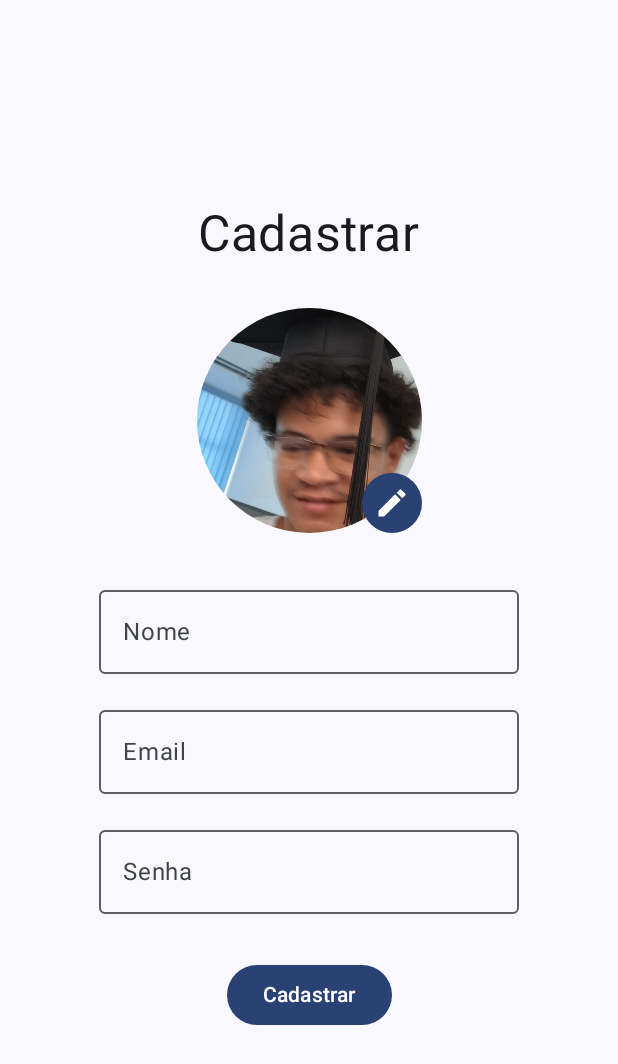
After one commit to Gabrielgalhiardo/Class-diary-app, an Android app built with Jetpack Compose: the composable CadastroScreen shown on its own in the app's theme, on a phone screen of 412 x 824 dp. The commit adds this screen. Shown: the top 1064 px of the screen. Run offline under Robolectric (Android 15) with nearby library versions, the phone set to English and light mode, and no system bars.

Commit message:
feat: adding cadastro

```diff
--- a/app/build.gradle.kts
+++ b/app/build.gradle.kts
@@ -41,6 +41,7 @@ android {
 
 dependencies {
 
+    implementation("androidx.lifecycle:lifecycle-viewmodel-compose:2.8.7")
     implementation(libs.androidx.material.icons.extended)
     implementation(libs.androidx.core.ktx)
     implementation(libs.androidx.lifecycle.runtime.ktx)
--- a/app/src/main/java/com/example/classdiary/MainActivity.kt
+++ b/app/src/main/java/com/example/classdiary/MainActivity.kt
@@ -283,7 +283,7 @@ fun StudentCard(
             StudentDetailsButton(
                 modifier = modifier
                     .weight(0.5f)
-                    .wrapContentSize(align = Alignment.BottomCenter),
+                    .wrapContentSize(align = Alignment.CenterEnd),
                 expanded = expanded,
                 onClick = { expanded = !expanded})
 
--- /dev/null
+++ b/app/src/main/java/com/example/classdiary/ui/cadastro/CadastroScreen.kt
@@ -0,0 +1,173 @@
+package com.example.classdiary.ui.cadastro
+
+// Imports para Layout e Componentes
+import androidx.compose.foundation.Image
+import androidx.compose.foundation.background
+import androidx.compose.foundation.clickable
+import androidx.compose.foundation.layout.Arrangement
+import androidx.compose.foundation.layout.Box
+import androidx.compose.foundation.layout.Column
+import androidx.compose.foundation.layout.Spacer
+import androidx.compose.foundation.layout.fillMaxSize
+import androidx.compose.foundation.layout.height
+import androidx.compose.foundation.layout.padding
+import androidx.compose.foundation.layout.size
+import androidx.compose.foundation.shape.CircleShape
+import androidx.compose.material.icons.Icons
+import androidx.compose.material.icons.filled.Edit
+import androidx.compose.material3.Button
+import androidx.compose.material3.Icon
+import androidx.compose.material3.MaterialTheme
+import androidx.compose.material3.OutlinedTextField
+import androidx.compose.material3.Text
+import androidx.compose.runtime.Composable
+import androidx.compose.runtime.collectAsState
+import androidx.compose.runtime.getValue
+import androidx.compose.ui.Alignment
+import androidx.compose.ui.Modifier
+import androidx.compose.ui.draw.clip
+import androidx.compose.ui.graphics.Color
+import androidx.compose.ui.layout.ContentScale
+import androidx.compose.ui.res.painterResource
+import androidx.compose.ui.tooling.preview.Preview
+import androidx.compose.ui.unit.dp
+import androidx.compose.ui.unit.sp
+import androidx.lifecycle.viewmodel.compose.viewModel
+import com.example.classdiary.R // Lembre-se de importar o R do seu projeto
+
+@Composable
+fun CadastroScreen(cadastroViewModel: CadastroViewModel = viewModel()) {
+    val cadastroUIState by cadastroViewModel.uiState.collectAsState()
+
+    Column(
+        modifier = Modifier.fillMaxSize(),
+        verticalArrangement = Arrangement.Center,
+        horizontalAlignment = Alignment.CenterHorizontally
+    ) {
+        Text(
+            fontSize = 33.sp,
+            text = "Cadastrar"
+        )
+        Spacer(Modifier.height(30.dp))
+
+        // Chamada para o componente da Foto com o ícone de edição
+        Foto(
+            onEditClick = {
+                // Lógica para quando o usuário clicar em editar a foto
+                println("Clicou para editar a foto!")
+            }
+        )
+        Spacer(Modifier.height(30.dp))
+
+        // Campos de Texto
+        CampoTexto(
+            value = cadastroViewModel.nome,
+            onValueChange = { cadastroViewModel.mudarTextoNome(it) },
+            isError = cadastroUIState.nomeInvalido,
+            label = cadastroUIState.labelNome
+        )
+        Spacer(Modifier.height(16.dp))
+
+        CampoTexto(
+            value = cadastroViewModel.email,
+            onValueChange = { cadastroViewModel.mudarTextoEmail(it) },
+            isError = cadastroUIState.emailInvalido,
+            label = cadastroUIState.labelEmail
+        )
+        Spacer(Modifier.height(16.dp))
+
+        CampoTexto(
+            value = cadastroViewModel.senha,
+            onValueChange = { cadastroViewModel.mudarTextoSenha(it) },
+            isError = cadastroUIState.senhaInvalida,
+            label = cadastroUIState.labelSenha
+        )
+        Spacer(Modifier.height(30.dp))
+
+        // Botão de Cadastro
+        BotaoCadastrar(
+            onClick = {
+                cadastroViewModel.cadastrar()
+            }
+        )
+
+        // Mensagem de sucesso
+        if (cadastroUIState.cadastroSucesso) {
+            Spacer(Modifier.height(16.dp))
+            Text("Cadastro realizado com sucesso!")
+        }
+    }
+}
+
+@Composable
+fun Foto(
+    modifier: Modifier = Modifier,
+    onEditClick: () -> Unit
+) {
+    Box(modifier = modifier) {
+        // Camada 1: A Imagem de Perfil
+        Image(
+            painter = painterResource(R.drawable.eric), // Sua imagem de exemplo
+            contentDescription = "Foto de perfil",
+            contentScale = ContentScale.Crop,
+            modifier = Modifier
+                .size(150.dp)
+                .clip(CircleShape)
+        )
+
+        // Camada 2: O Ícone de Edição
+        Icon(
+            imageVector = Icons.Filled.Edit,
+            contentDescription = "Editar foto",
+            tint = Color.White,
+            modifier = Modifier
+                .align(Alignment.BottomEnd) // Alinha no canto inferior direito
+                .background(MaterialTheme.colorScheme.primary, CircleShape) // Fundo circular
+                .clip(CircleShape)
+                .clickable { onEditClick() } // Ação de clique
+                .padding(8.dp) // Espaçamento interno (dentro do círculo)
+                .size(24.dp)
+        )
+    }
+}
+
+@Composable
+fun CampoTexto(
+    value: String = "",
+    onValueChange: (String) -> Unit,
+    label: String = "",
+    isError: Boolean = false,
+    modifier: Modifier = Modifier
+) {
+    OutlinedTextField(
+        value = value,
+        onValueChange = onValueChange,
+        label = {
+            Text(text = label)
+        },
+        isError = isError,
+        singleLine = true,
+        modifier = modifier
+    )
+}
+
+@Composable
+fun BotaoCadastrar(
+    onClick: () -> Unit,
+    modifier: Modifier = Modifier
+) {
+    Button(
+        onClick = onClick,
+        modifier = modifier
+    ) {
+        Text(
+            text = "Cadastrar"
+        )
+    }
+}
+
+@Composable
+@Preview(showSystemUi = true)
+fun PreviewCadastroScreen() {
+    CadastroScreen()
+}
--- /dev/null
+++ b/app/src/main/java/com/example/classdiary/ui/cadastro/CadastroUIState.kt
@@ -0,0 +1,17 @@
+package com.example.classdiary.ui.cadastro
+
+data class CadastroUIState (
+    val emailInvalido: Boolean = false,
+    val senhaInvalida: Boolean = false,
+    val nomeInvalido: Boolean = false,
+    val fotoInvalida: Boolean = false,
+    val cadastroSucesso: Boolean = false,
+
+    val labelNome:String = "Nome",
+    val labelEmail:String = "Email",
+    val labelSenha:String = "Senha",
+    val labelFoto:String = "Foto",
+
+
+
+    )
--- /dev/null
+++ b/app/src/main/java/com/example/classdiary/ui/cadastro/CadastroViewModel.kt
@@ -0,0 +1,73 @@
+package com.example.classdiary.ui.cadastro
+
+import androidx.compose.runtime.getValue
+import androidx.compose.runtime.mutableStateOf
+import androidx.compose.runtime.setValue
+import androidx.lifecycle.ViewModel
+import kotlinx.coroutines.flow.MutableStateFlow
+import kotlinx.coroutines.flow.StateFlow
+import kotlinx.coroutines.flow.asStateFlow
+import kotlinx.coroutines.flow.update
+
+class CadastroViewModel: ViewModel(){
+
+    private val _uiState = MutableStateFlow(CadastroUIState())
+    val uiState: StateFlow<CadastroUIState> = _uiState.asStateFlow()
+
+
+    var email by mutableStateOf("")
+        private set
+
+    var senha by mutableStateOf("")
+        private set
+
+    var nome by mutableStateOf("")
+        private set
+
+    var caminhoFoto by mutableStateOf("")
+        private set
+
+    fun mudarTextoEmail(textoEmail: String) {
+        email = textoEmail
+        reset()
+    }
+    fun mudarTextoSenha(textoSenha: String) {
+        senha = textoSenha
+        reset()
+    }
+
+    fun mudarTextoNome(textoNome: String) {
+        nome = textoNome
+        reset()
+    }
+
+
+    fun mudarTextoFoto(textoFoto: String) {
+        caminhoFoto = textoFoto
+        reset()
+    }
+
+
+    fun cadastrar() {
+        if (!(email.contains("@gmail.com")) || email.isEmpty() || senha.isEmpty() || nome.isEmpty() || caminhoFoto.isEmpty()) {
+            _uiState.update { currentState ->
+                currentState.copy(cadastroSucesso = false)
+            }
+        }
+        else{
+            _uiState.update { currentState ->
+                currentState.copy(cadastroSucesso = true )
+            }
+        }
+    }
+
+
+    fun reset(){
+        _uiState.update { currentState ->
+            currentState.copy(
+                emailInvalido = false,
+                cadastroSucesso = false
+            )
+        }
+    }
+}
```
Also changed, not shown: app/src/main/java/com/example/classdiary/ui/login/LoginScreen.kt (added, +102 -0 lines), app/src/main/java/com/example/classdiary/ui/login/LoginUIState.kt (added, +8 -0 lines), app/src/main/java/com/example/classdiary/ui/login/LoginViewModel.kt (added, +52 -0 lines), 1 other file.
